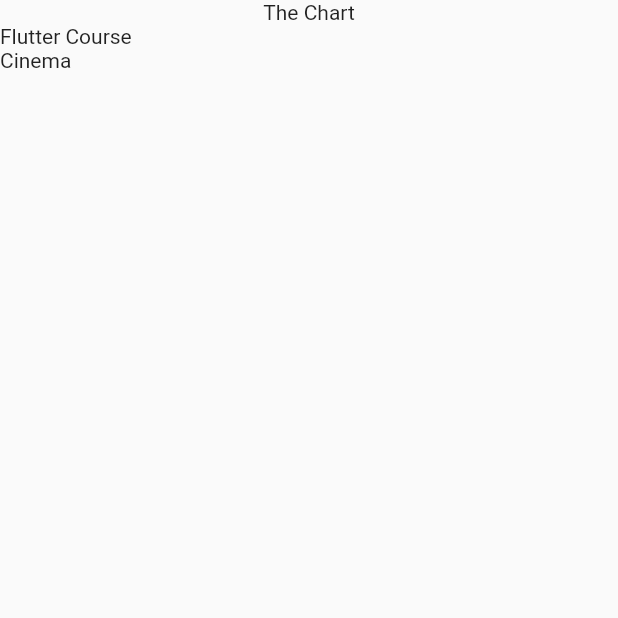
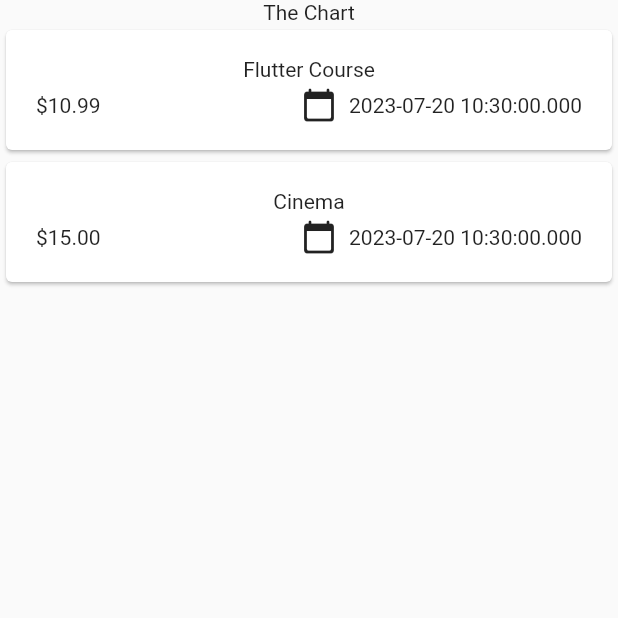
Before and after one commit to inalzaelani/expense_tracker, a Flutter app: the screen it shows after launch, on a phone screen of 412 x 824 dp, the top half of it. Run offline on Flutter 3.47's test engine with Material 2 defaults, Android fonts, the phone set to English and light mode, and no system bars.

Commit message:
[ADD] Card Custom List

```diff
--- a/lib/main.dart
+++ b/lib/main.dart
@@ -1,4 +1,4 @@
-import 'package:expense_tracker/expenses.dart';
+import 'package:expense_tracker/widget/expenses.dart';
 import 'package:flutter/material.dart';
 
 void main(){
--- a/lib/expenses.dart
+++ b/lib/widget/expenses.dart
@@ -1,7 +1,7 @@
 import 'package:flutter/material.dart';
 
-import 'expenses_list.dart';
-import 'models/expense.dart';
+import 'expenses_list/expenses_list.dart';
+import '../models/expense.dart';
 
 class Expenses extends StatefulWidget {
   const Expenses({super.key});
--- /dev/null
+++ b/lib/widget/expenses_list/expense_item.dart
@@ -0,0 +1,40 @@
+import 'package:flutter/material.dart';
+
+import '../../models/expense.dart';
+
+class ExpenseItem extends StatelessWidget {
+  const ExpenseItem(this.expense, {super.key});
+
+  final Expense expense;
+
+  @override
+  Widget build(BuildContext context) {
+    // TODO: implement build
+    return Card(
+      child: Padding(
+        padding: const EdgeInsets.symmetric(horizontal: 20, vertical: 18),
+        child: Column(
+          children: [
+            Text(expense.title),
+            const SizedBox(
+              height: 4,
+            ),
+            Row(
+              children: [
+                Text('\$${expense.amount.toStringAsFixed(2)}'),
+                const Spacer(),
+                Row(
+                  children: [
+                    const Icon(Icons.calendar_today_rounded),
+                    const SizedBox(width: 8),
+                    Text(expense.date.toString()),
+                  ],
+                ),
+              ],
+            ),
+          ],
+        ),
+      ),
+    );
+  }
+}
--- a/lib/expenses_list.dart
+++ b/lib/widget/expenses_list/expenses_list.dart
@@ -1,6 +1,7 @@
+import 'package:expense_tracker/widget/expenses_list/expense_item.dart';
 import 'package:flutter/material.dart';
 
-import 'models/expense.dart';
+import '../../models/expense.dart';
 
 class ExpensesList extends StatelessWidget {
   const ExpensesList({
@@ -15,7 +16,7 @@ class ExpensesList extends StatelessWidget {
     // TODO: implement build
     return ListView.builder(
       itemCount: expenses.length,
-      itemBuilder: (ctx, index) => Text(expenses[index].title),
+      itemBuilder: (ctx, index) => ExpenseItem(expenses[index]),
     );
   }
 }
```
